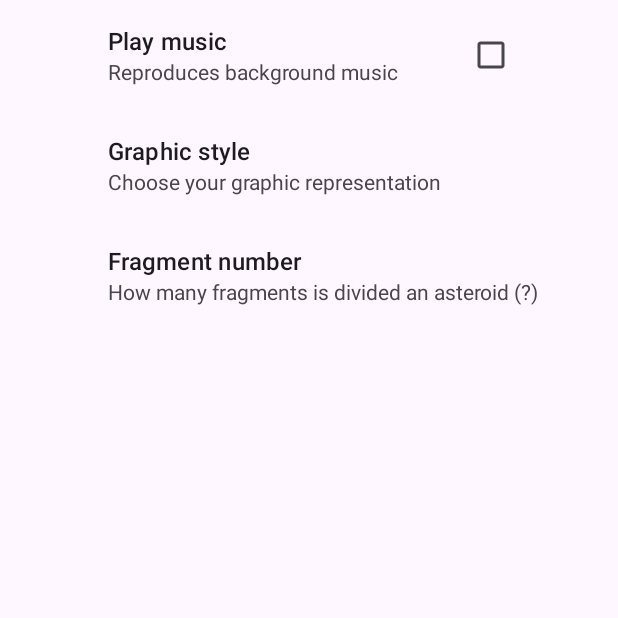
After one commit to aaronFortuno/Atteros, an Android app: the SettingsActivity screen opened directly, with no data from a screen before it, on a phone screen of 412 x 824 dp, the top half of it. The commit adds this screen. Run offline under Robolectric (Android 15) with nearby library versions, the phone set to English and light mode, and no system bars; our stand-ins replace androidx.preference.

Commit message:
about activity settings activity and fragment added preferences

```diff
--- a/app/build.gradle.kts
+++ b/app/build.gradle.kts
@@ -36,6 +36,7 @@ dependencies {
     implementation("androidx.appcompat:appcompat:1.6.1")
     implementation("com.google.android.material:material:1.9.0")
     implementation("androidx.constraintlayout:constraintlayout:2.1.4")
+    implementation("androidx.preference:preference:1.1.0-alpha04")
     testImplementation("junit:junit:4.13.2")
     androidTestImplementation("androidx.test.ext:junit:1.1.5")
     androidTestImplementation("androidx.test.espresso:espresso-core:3.5.1")
--- /dev/null
+++ b/app/src/main/java/net/estemon/studio/atteros/SettingsActivity.java
@@ -0,0 +1,19 @@
+package net.estemon.studio.atteros;
+
+import android.os.Bundle;
+
+import androidx.appcompat.app.AppCompatActivity;
+
+public class SettingsActivity extends AppCompatActivity {
+
+    @Override
+    public void onCreate(Bundle savedInstanceState) {
+        super.onCreate(savedInstanceState);
+        setContentView(R.layout.activity_settings);
+
+        getSupportFragmentManager()
+                .beginTransaction()
+                .replace(R.id.preferences, new SettingsFragment())
+                .commit();
+    }
+}
--- /dev/null
+++ b/app/src/main/java/net/estemon/studio/atteros/SettingsFragment.java
@@ -0,0 +1,42 @@
+package net.estemon.studio.atteros;
+
+import android.content.SharedPreferences;
+import android.os.Bundle;
+import android.widget.Toast;
+
+import androidx.preference.EditTextPreference;
+import androidx.preference.Preference;
+import androidx.preference.PreferenceFragmentCompat;
+import androidx.preference.PreferenceManager;
+
+public class SettingsFragment extends PreferenceFragmentCompat {
+
+    @Override
+    public void onCreatePreferences(Bundle savedInstanceState, String rootKey) {
+        setPreferencesFromResource(R.xml.settings, rootKey);
+
+        final EditTextPreference fragments = findPreference("fragments");
+        SharedPreferences pref = PreferenceManager.getDefaultSharedPreferences(getContext());
+
+        fragments.setSummary("How many fragments is divided an asteroid (" + pref.getString("fragments", "?") + ")");
+        fragments.setOnPreferenceChangeListener(new Preference.OnPreferenceChangeListener() {
+            @Override
+            public boolean onPreferenceChange(Preference preference, Object newValue) {
+                int value;
+                try {
+                    value = Integer.parseInt((String) newValue);
+                } catch (Exception e) {
+                    Toast.makeText(getActivity(), "Has to be a number", Toast.LENGTH_SHORT).show();
+                    return false;
+                }
+                if (value >= 0 && value <= 9) {
+                    fragments.setSummary("How many fragments is divided an asteroid (" + value + ")");
+                    return true;
+                } else {
+                    Toast.makeText(getActivity(), "Max fragment number is 9", Toast.LENGTH_SHORT).show();
+                    return false;
+                }
+            }
+        });
+    }
+}
--- /dev/null
+++ b/app/src/main/res/layout/activity_about.xml
@@ -0,0 +1,6 @@
+<?xml version="1.0" encoding="utf-8"?>
+<TextView xmlns:android="http://schemas.android.com/apk/res/android"
+    android:layout_height="wrap_content"
+    android:layout_width="wrap_content"
+    android:padding="32dp"
+    android:text="This is a test App to learn about Android capabilities."/>
--- /dev/null
+++ b/app/src/main/res/layout/activity_settings.xml
@@ -0,0 +1,7 @@
+<?xml version="1.0" encoding="utf-8"?>
+<androidx.constraintlayout.widget.ConstraintLayout xmlns:android="http://schemas.android.com/apk/res/android"
+    android:layout_width="match_parent"
+    android:layout_height="match_parent"
+    android:id="@+id/preferences">
+
+</androidx.constraintlayout.widget.ConstraintLayout>
--- /dev/null
+++ b/app/src/main/res/values/arrays.xml
@@ -0,0 +1,13 @@
+<?xml version="1.0" encoding="utf-8"?>
+<resources>
+    <string-array name="graphic_styles">
+        <item>vectorial</item>
+        <item>bitmap</item>
+        <item>3D</item>
+    </string-array>
+    <string-array name="graphic_styles_values">
+        <item>0</item>
+        <item>1</item>
+        <item>2</item>
+    </string-array>
+</resources>
--- /dev/null
+++ b/app/src/main/res/xml/settings.xml
@@ -0,0 +1,23 @@
+<?xml version="1.0" encoding="utf-8"?>
+<PreferenceScreen xmlns:android="http://schemas.android.com/apk/res/android"
+    android:key="main_settings">
+    <CheckBoxPreference
+        android:key="music"
+        android:title="Play music"
+        android:summary="Reproduces background music" />
+
+    <ListPreference
+        android:key="graphics"
+        android:title="Graphic style"
+        android:summary="Choose your graphic representation"
+        android:entries="@array/graphic_styles"
+        android:entryValues="@array/graphic_styles_values"
+        android:defaultValue="1" />
+
+    <EditTextPreference
+        android:key="fragments"
+        android:title="Fragment number"
+        android:summary="How many fragments is divided an asteroid"
+        android:inputType="number"
+        android:defaultValue="3" />
+</PreferenceScreen>
```
Also changed, not shown: app/src/main/AndroidManifest.xml (+9 -0 lines), app/src/main/java/net/estemon/studio/atteros/AboutActivity.java (added, +14 -0 lines), app/src/main/java/net/estemon/studio/atteros/MainActivity.java (+20 -0 lines), app/src/main/res/layout-land/activity_main.xml (+11 -25 lines), app/src/main/res/layout/activity_main.xml (+10 -24 lines), app/src/main/res/values/styles.xml (added, +13 -0 lines).
